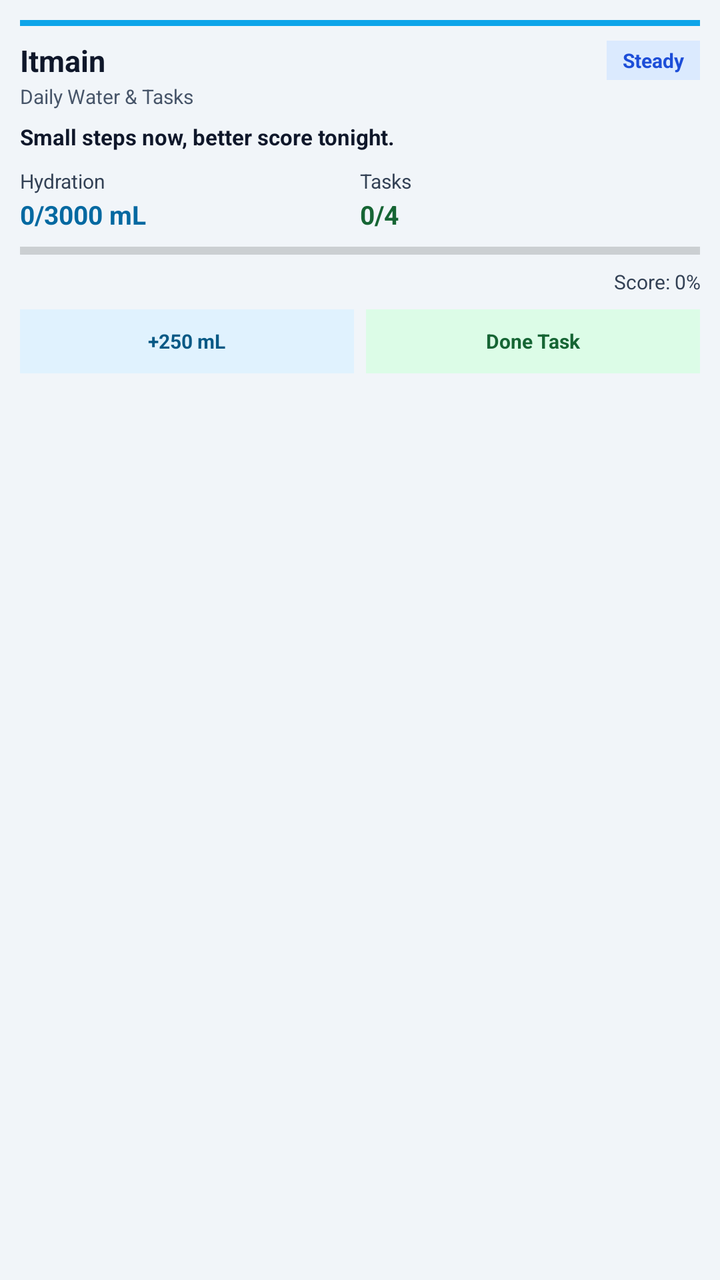
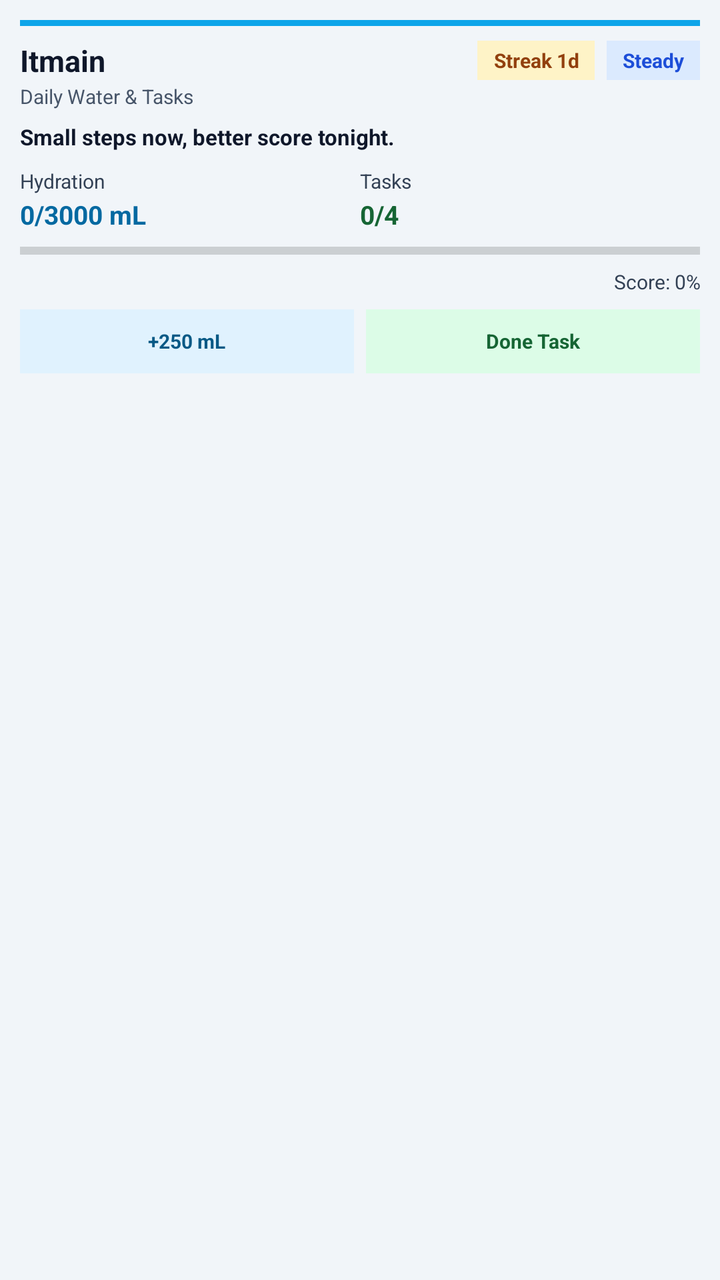

Screens rendered from an Android XML layout before and after an edit, with the pre-edit source and the edit as a unified diff.
<!-- AndroidManifest.xml: fallback theme Theme.MaterialComponents.DayNight.NoActionBar -->
<!-- res/layout/itmain_home_widget.xml -->
<?xml version="1.0" encoding="utf-8"?>
<LinearLayout xmlns:android="http://schemas.android.com/apk/res/android"
    android:id="@+id/widget_root"
    android:layout_width="match_parent"
    android:layout_height="match_parent"
    android:background="#F1F5F9"
    android:orientation="vertical"
    android:padding="10dp">

    <TextView
        android:id="@+id/highlight_bar"
        android:layout_width="match_parent"
        android:layout_height="3dp"
        android:layout_marginBottom="7dp"
        android:text=""
        android:background="#0EA5E9" />

    <LinearLayout
        android:layout_width="match_parent"
        android:layout_height="wrap_content"
        android:gravity="center_vertical"
        android:orientation="horizontal">

        <TextView
            android:id="@+id/text_app_title"
            android:layout_width="0dp"
            android:layout_height="wrap_content"
            android:layout_weight="1"
            android:text="Itmain"
            android:textColor="#0F172A"
            android:textSize="15sp"
            android:textStyle="bold" />

        <TextView
            android:id="@+id/text_status_chip"
            android:layout_width="wrap_content"
            android:layout_height="wrap_content"
            android:background="#DBEAFE"
            android:gravity="center"
            android:paddingHorizontal="8dp"
            android:paddingVertical="3dp"
            android:text="Steady"
            android:textColor="#1D4ED8"
            android:textSize="10sp"
            android:textStyle="bold" />
    </LinearLayout>

    <TextView
        android:id="@+id/text_subtitle"
        android:layout_width="match_parent"
        android:layout_height="wrap_content"
        android:layout_marginTop="1dp"
        android:text="Daily Water &amp; Tasks"
        android:textColor="#475569"
        android:textSize="10sp" />

    <TextView
        android:id="@+id/text_motivation"
        android:layout_width="match_parent"
        android:layout_height="wrap_content"
        android:layout_marginTop="6dp"
        android:text="Small steps now, better score tonight."
        android:textColor="#0F172A"
        android:textSize="11sp"
        android:textStyle="bold" />

    <LinearLayout
        android:layout_width="match_parent"
        android:layout_height="wrap_content"
        android:layout_marginTop="8dp"
        android:orientation="horizontal">

        <LinearLayout
            android:layout_width="0dp"
            android:layout_height="wrap_content"
            android:layout_weight="1"
            android:orientation="vertical">

            <TextView
                android:id="@+id/text_water_label"
                android:layout_width="wrap_content"
                android:layout_height="wrap_content"
                android:text="Hydration"
                android:textColor="#334155"
                android:textSize="10sp" />

            <TextView
                android:id="@+id/text_water_value"
                android:layout_width="wrap_content"
                android:layout_height="wrap_content"
                android:layout_marginTop="1dp"
                android:text="0/3000 mL"
                android:textColor="#0369A1"
                android:textSize="13sp"
                android:textStyle="bold" />
        </LinearLayout>

        <LinearLayout
            android:layout_width="0dp"
            android:layout_height="wrap_content"
            android:layout_weight="1"
            android:orientation="vertical">

            <TextView
                android:id="@+id/text_tasks_label"
                android:layout_width="wrap_content"
                android:layout_height="wrap_content"
                android:text="Tasks"
                android:textColor="#334155"
                android:textSize="10sp" />

            <TextView
                android:id="@+id/text_tasks_value"
                android:layout_width="wrap_content"
                android:layout_height="wrap_content"
                android:layout_marginTop="1dp"
                android:text="0/4"
                android:textColor="#166534"
                android:textSize="13sp"
                android:textStyle="bold" />
        </LinearLayout>
    </LinearLayout>

    <ProgressBar
        android:id="@+id/progress_hydration"
        style="?android:attr/progressBarStyleHorizontal"
        android:layout_width="match_parent"
        android:layout_height="5dp"
        android:layout_marginTop="7dp"
        android:max="100"
        android:progress="0"
        android:progressTint="#0EA5E9" />

    <TextView
        android:id="@+id/text_score"
        android:layout_width="match_parent"
        android:layout_height="wrap_content"
        android:layout_marginTop="6dp"
        android:gravity="end"
        android:text="Score: 0%"
        android:textColor="#334155"
        android:textSize="10sp" />

    <LinearLayout
        android:layout_width="match_parent"
        android:layout_height="wrap_content"
        android:layout_marginTop="7dp"
        android:orientation="horizontal">

        <TextView
            android:id="@+id/btn_add_water"
            android:layout_width="0dp"
            android:layout_height="32dp"
            android:layout_weight="1"
            android:layout_marginEnd="6dp"
            android:background="#E0F2FE"
            android:gravity="center"
            android:paddingHorizontal="8dp"
            android:text="+250 mL"
            android:textColor="#075985"
            android:textSize="10sp"
            android:textStyle="bold" />

        <TextView
            android:id="@+id/btn_mark_task"
            android:layout_width="0dp"
            android:layout_height="32dp"
            android:layout_weight="1"
            android:background="#DCFCE7"
            android:gravity="center"
            android:paddingHorizontal="8dp"
            android:text="Done Task"
            android:textColor="#166534"
            android:textSize="10sp"
            android:textStyle="bold" />
    </LinearLayout>
</LinearLayout>
<!-- resources referenced by this layout -->
<resources>

</resources>

<!-- the commit's change to res/layout/itmain_home_widget.xml (unified diff, before → after) -->
@@ -31,18 +31,39 @@
             android:textSize="15sp"
             android:textStyle="bold" />
 
-        <TextView
-            android:id="@+id/text_status_chip"
+        <LinearLayout
             android:layout_width="wrap_content"
             android:layout_height="wrap_content"
-            android:background="#DBEAFE"
-            android:gravity="center"
-            android:paddingHorizontal="8dp"
-            android:paddingVertical="3dp"
-            android:text="Steady"
-            android:textColor="#1D4ED8"
-            android:textSize="10sp"
-            android:textStyle="bold" />
+            android:orientation="horizontal"
+            android:gravity="center_vertical">
+
+            <TextView
+                android:id="@+id/text_streak_badge"
+                android:layout_width="wrap_content"
+                android:layout_height="wrap_content"
+                android:layout_marginEnd="6dp"
+                android:background="#FEF3C7"
+                android:gravity="center"
+                android:paddingHorizontal="8dp"
+                android:paddingVertical="3dp"
+                android:text="Streak 1d"
+                android:textColor="#92400E"
+                android:textSize="10sp"
+                android:textStyle="bold" />
+
+            <TextView
+                android:id="@+id/text_status_chip"
+                android:layout_width="wrap_content"
+                android:layout_height="wrap_content"
+                android:background="#DBEAFE"
+                android:gravity="center"
+                android:paddingHorizontal="8dp"
+                android:paddingVertical="3dp"
+                android:text="Steady"
+                android:textColor="#1D4ED8"
+                android:textSize="10sp"
+                android:textStyle="bold" />
+        </LinearLayout>
     </LinearLayout>
 
     <TextView
